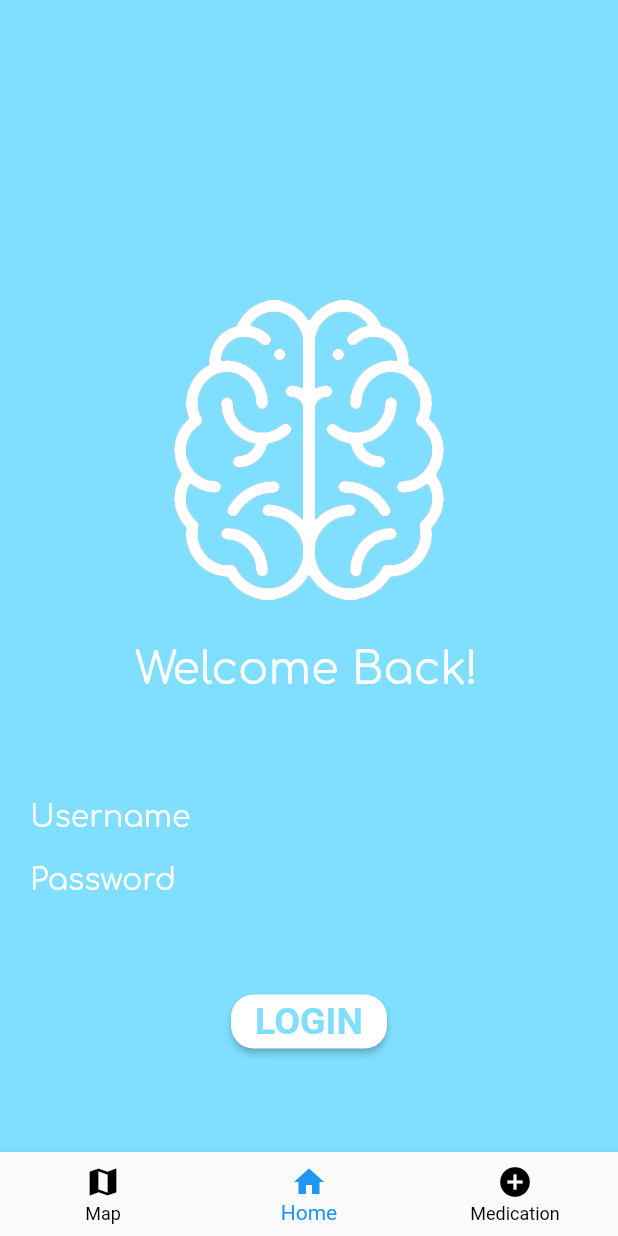
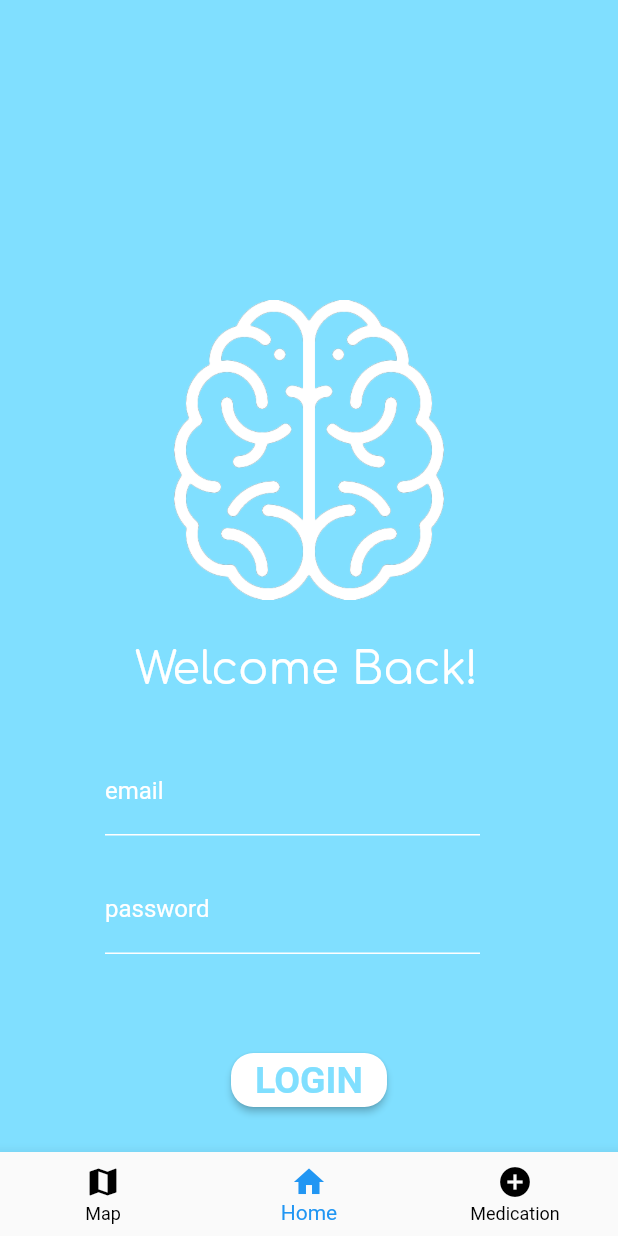
Before and after one commit to tll-tiff/helios, a Flutter app: the screen it shows after launch, on a phone screen of 412 x 824 dp. Run offline on Flutter 3.47's test engine with Material 2 defaults, Android fonts, the phone set to English and light mode, and no system bars; our stand-ins replace flutter_datetime_picker, google_fonts; missing offline and left inert: flutter_google_maps.

Commit message:
added input fields for landing page

```diff
--- a/lib/landing_page.dart
+++ b/lib/landing_page.dart
@@ -27,45 +27,56 @@ class _MyAppState extends State<LandingPage> {
               children: [
                 Text('Welcome Back!',
                     style: GoogleFonts.comfortaa(
-                        color: Colors.white, fontSize: 30.0)
+                        color: Colors.white, fontSize: 30.0)),
+              ],
+            ),
+          ),
+          Container(
+            padding: EdgeInsets.only(left: 70.0, top: 35.0, bottom: 10.0),
+            child: Row(
+              children: <Widget>[
+                SizedBox(
+                  width: 250.0,
+                  child: TextField(
+                    decoration: InputDecoration(
+                      labelText: 'email',
+                      labelStyle: TextStyle(
+                          color: Colors.white
+                      ),
+                      enabledBorder: UnderlineInputBorder(
+                        borderSide: BorderSide(color: Colors.white),
+                      ),
+                      focusedBorder: UnderlineInputBorder(
+                        borderSide: BorderSide(color: Colors.white),
+                      ),),
+                  ),
                 ),
               ],
             ),
           ),
           Container(
-            padding: EdgeInsets.only(left: 20.0, top: 70.0, bottom: 60.0),
-            child: Column(children: <Widget>[
-              Container(
-                padding: EdgeInsets.only(bottom: 20.0),
-                child: Row(
-                  children: <Widget>[
-                    Text('Username',
-                        style: GoogleFonts.comfortaa(
-                            color: Colors.white, fontSize: 20.0)
+            padding: EdgeInsets.only(left: 70.0, top: 10.0, bottom: 60.0),
+            child: Row(
+              children: [
+                SizedBox(
+                  width: 250.0,
+                  child: TextField(
+                    decoration: InputDecoration(
+                      labelText: 'password',
+                      labelStyle: TextStyle(
+                        color: Colors.white
+                      ),
+                      enabledBorder: UnderlineInputBorder(
+                        borderSide: BorderSide(color: Colors.white),
+                      ),
+                      focusedBorder: UnderlineInputBorder(
+                        borderSide: BorderSide(color: Colors.white),
+                      ),
                     ),
-                    //Container(
-                     // height: 200.0,
-                     // child: TextField(
-                     //   decoration: InputDecoration(
-                     //       hintText: 'email'
-                    //    ),
-                   //   ),
-                    //)
-                  ],
+                  ),
                 ),
-              ),
-              Container(
-                child: Row(
-                  children: <Widget>[
-                    Text('Password',
-                        style: GoogleFonts.comfortaa(
-                            color: Colors.white, fontSize: 20.0)
-                    ),
-                    // ADD INPUT TEXTBOX
-                  ],
-                ),
-              ),
-            ]),
+              ],
+            ),
           ),
           RaisedButton(
             onPressed: () {}, // WHEN BUTTON PRESSED NAVIGATION BAR APPEARS
@@ -73,7 +84,11 @@ class _MyAppState extends State<LandingPage> {
               borderRadius: BorderRadius.circular(15.0),
             ),
             color: Color(0xffffffff),
-            child: Text('LOGIN', style: GoogleFonts.cabinCondensed(fontSize: 25, color: Color(0xff80dfff), fontWeight: FontWeight.bold )),
+            child: Text('LOGIN',
+                style: GoogleFonts.cabinCondensed(
+                    fontSize: 25,
+                    color: Color(0xff80dfff),
+                    fontWeight: FontWeight.bold)),
           ),
         ]),
       ),
```
